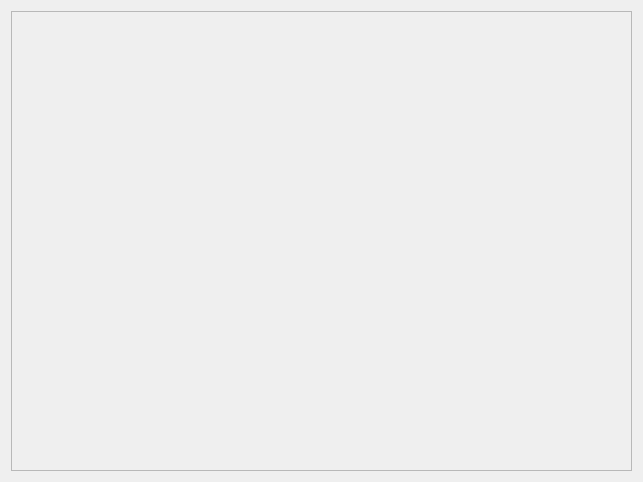
The window that mainwidget.ui (szymon27/xkomx) describes before a commit, drawn with Qt 5.
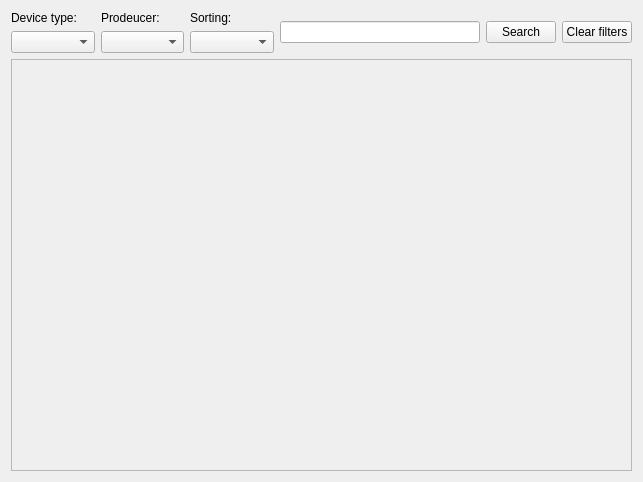
The same window after the commit.

Patch:
```diff
--- a/mainwidget.ui
+++ b/mainwidget.ui
@@ -14,6 +14,88 @@
    <string>Form</string>
   </property>
   <layout class="QVBoxLayout" name="verticalLayout">
+   <item>
+    <layout class="QHBoxLayout" name="horizontalLayout_3">
+     <item>
+      <layout class="QVBoxLayout" name="verticalLayout_3">
+       <item>
+        <widget class="QLabel" name="lbDeviceType">
+         <property name="text">
+          <string>Device type:</string>
+         </property>
+        </widget>
+       </item>
+       <item>
+        <widget class="QComboBox" name="cbxDeviceType"/>
+       </item>
+      </layout>
+     </item>
+     <item>
+      <layout class="QVBoxLayout" name="verticalLayout_4">
+       <item>
+        <widget class="QLabel" name="label_2">
+         <property name="text">
+          <string>Prodeucer:</string>
+         </property>
+        </widget>
+       </item>
+       <item>
+        <widget class="QComboBox" name="cbxProducer"/>
+       </item>
+      </layout>
+     </item>
+     <item>
+      <layout class="QVBoxLayout" name="verticalLayout_5">
+       <item>
+        <widget class="QLabel" name="label_3">
+         <property name="text">
+          <string>Sorting:</string>
+         </property>
+        </widget>
+       </item>
+       <item>
+        <widget class="QComboBox" name="cbxSorting"/>
+       </item>
+      </layout>
+     </item>
+     <item>
+      <widget class="QLineEdit" name="leSearch">
+       <property name="maximumSize">
+        <size>
+         <width>200</width>
+         <height>16777215</height>
+        </size>
+       </property>
+      </widget>
+     </item>
+     <item>
+      <widget class="QPushButton" name="btnSearch">
+       <property name="maximumSize">
+        <size>
+         <width>70</width>
+         <height>16777215</height>
+        </size>
+       </property>
+       <property name="text">
+        <string>Search</string>
+       </property>
+      </widget>
+     </item>
+     <item>
+      <widget class="QPushButton" name="btnClear">
+       <property name="maximumSize">
+        <size>
+         <width>70</width>
+         <height>16777215</height>
+        </size>
+       </property>
+       <property name="text">
+        <string>Clear filters</string>
+       </property>
+      </widget>
+     </item>
+    </layout>
+   </item>
    <item>
     <widget class="QScrollArea" name="saShop">
      <property name="widgetResizable">
@@ -25,7 +107,7 @@
         <x>0</x>
         <y>0</y>
         <width>623</width>
-        <height>462</height>
+        <height>411</height>
        </rect>
       </property>
       <widget class="QWidget" name="verticalLayoutWidget">
```
